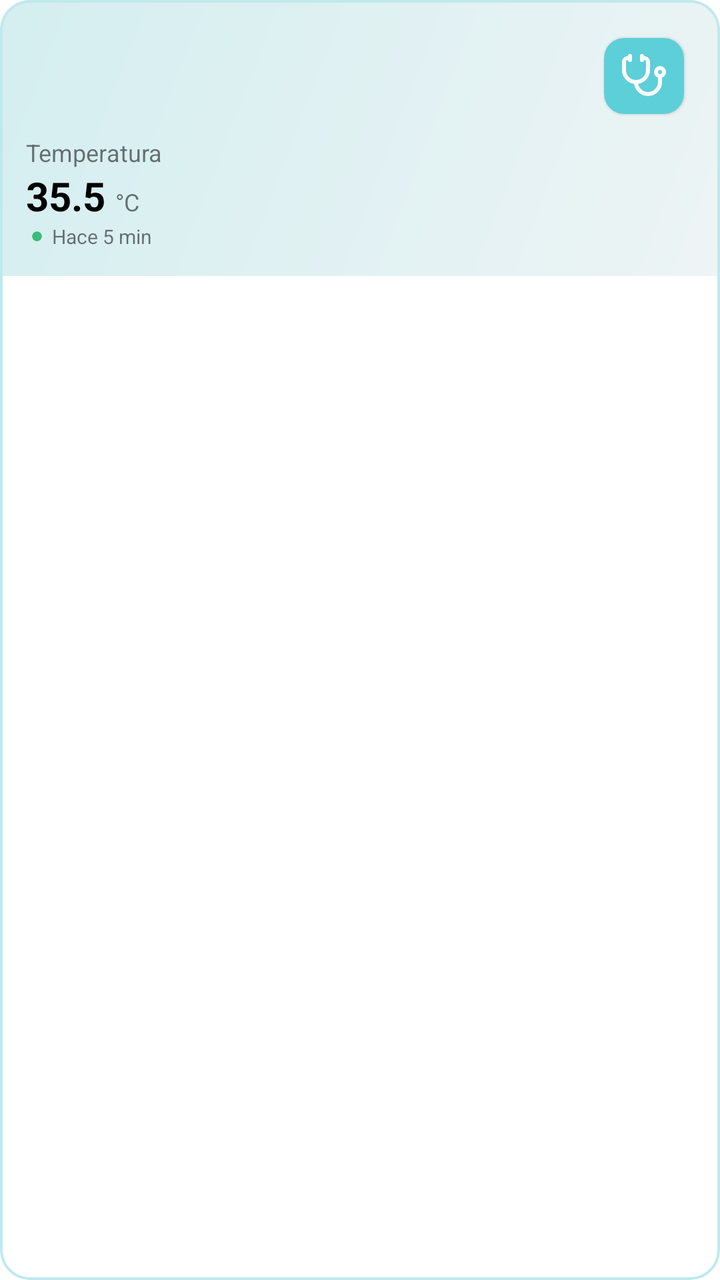
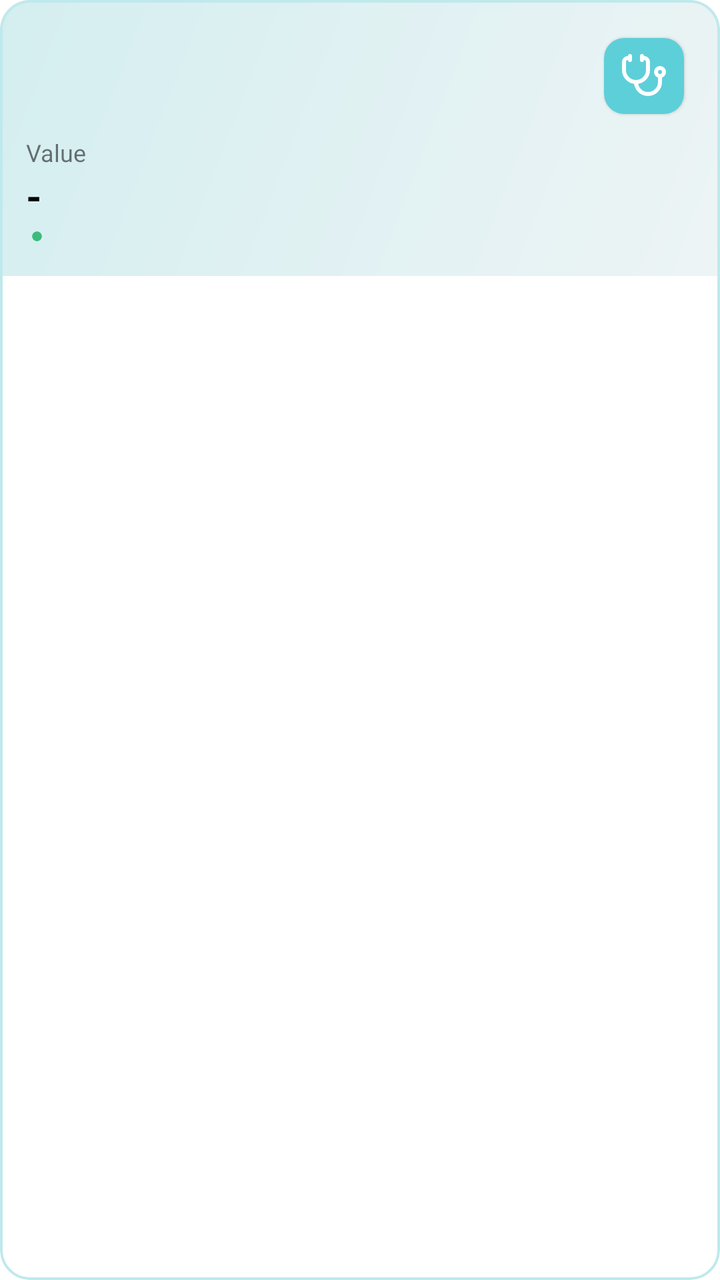

Before-and-after screenshots of an Android layout around one commit, followed by the original layout XML and the change that was made.
<!-- AndroidManifest.xml: application theme Theme.MyHealthLife -->
<!-- res/layout/view_monitoring_health_card.xml -->
<?xml version="1.0" encoding="utf-8"?>
    <com.google.android.material.card.MaterialCardView
        xmlns:android="http://schemas.android.com/apk/res/android"
        xmlns:app="http://schemas.android.com/apk/res-auto"
        android:id="@+id/rootCard"
        android:layout_width="match_parent"
        android:layout_height="wrap_content"
        app:cardCornerRadius="15dp"
        app:strokeColor="@color/card_1_stroke"
        app:strokeWidth="1.2dp"
        app:cardElevation="0dp"
        android:elevation="0dp"
        app:cardUseCompatPadding="false">

        
        <LinearLayout
            android:id="@+id/container"
            android:layout_width="match_parent"
            android:layout_height="wrap_content"
            android:padding="13dp"
            android:orientation="vertical"
            android:background="@drawable/gradient_card_1">

            
            <LinearLayout
                android:layout_width="match_parent"
                android:layout_height="wrap_content"
                android:paddingBottom="5dp"
                android:gravity="end">
                <com.google.android.material.card.MaterialCardView
                    android:id="@+id/iconCard"
                    android:layout_width="50dp"
                    android:layout_height="50dp"
                    app:cardCornerRadius="10dp"
                    app:cardBackgroundColor="@color/card_1_icon"
                    app:cardUseCompatPadding="true">

                        <ImageView
                            android:id="@+id/icon"
                            android:padding="7dp"
                            android:layout_width="match_parent"
                            android:layout_height="match_parent"
                            android:src="@drawable/stethoscope"
                            app:tint="@color/white"/>


                </com.google.android.material.card.MaterialCardView>
            </LinearLayout>
            
            <TextView
                android:id="@+id/title"
                android:layout_width="wrap_content"
                android:layout_height="wrap_content"
                android:text="Temperatura"
                android:textSize="12sp"/>
            
            <LinearLayout
                android:layout_width="wrap_content"
                android:layout_height="wrap_content">
                
                <TextView
                    android:id="@+id/value"
                    android:layout_width="wrap_content"
                    android:layout_height="wrap_content"
                    android:text="35.5"
                    android:textColor="@color/black"
                    android:textStyle="bold"
                    android:textSize="20sp"/>
                
                <TextView
                    android:id="@+id/unit"
                    android:layout_width="wrap_content"
                    android:layout_height="wrap_content"
                    android:layout_marginLeft="5dp"
                    android:text="°C"
                    android:textSize="12sp"/>
            </LinearLayout>
            
            <LinearLayout
                android:layout_width="wrap_content"
                android:layout_height="wrap_content"
                android:gravity="center">
                
                <com.google.android.material.card.MaterialCardView
                    android:layout_width="5dp"
                    android:layout_height="5dp"
                    app:cardBackgroundColor="@color/green"
                    app:cardCornerRadius="100dp"
                    android:outlineSpotShadowColor="@color/transparent"
                    android:outlineAmbientShadowColor="@color/transparent"
                    android:layout_marginLeft="3dp"/>
                
                <TextView
                    android:id="@+id/time"
                    android:layout_width="wrap_content"
                    android:layout_height="wrap_content"
                    android:layout_marginLeft="5dp"
                    android:text="Hace 5 min"
                    android:textSize="10sp"/>
            </LinearLayout>

        </LinearLayout>

    </com.google.android.material.card.MaterialCardView>
<!-- resources referenced by this layout -->
<resources>
  <color name="black">#FF000000</color>
  <color name="card_1_icon">#5dcfd9</color>
  <color name="card_1_stroke">#bfe9ec</color>
  <color name="green">#3bbc7c</color>
  <color name="transparent">#00000000</color>
  <color name="white">#FFFFFFFF</color>
  <!-- drawable gradient_card_1 (drawable) -->
  <?xml version="1.0" encoding="utf-8"?>
  <shape xmlns:android="http://schemas.android.com/apk/res/android">
      <gradient
          android:type="linear"
          android:angle="315"
          android:startColor="#d4eef0"
          android:endColor="#edf4f5"
      />
  
      
      
  </shape>
  <!-- drawable stethoscope (drawable) -->
  <vector xmlns:android="http://schemas.android.com/apk/res/android"
      android:width="24dp"
      android:height="24dp"
      android:viewportWidth="24"
      android:viewportHeight="24">
    <path
        android:pathData="M11,2v2"
        android:strokeLineJoin="round"
        android:strokeWidth="2"
        android:fillColor="#00000000"
        android:strokeColor="#000"
        android:strokeLineCap="round"/>
    <path
        android:pathData="M5,2v2"
        android:strokeLineJoin="round"
        android:strokeWidth="2"
        android:fillColor="#00000000"
        android:strokeColor="#000"
        android:strokeLineCap="round"/>
    <path
        android:pathData="M5,3H4a2,2 0,0 0,-2 2v4a6,6 0,0 0,12 0V5a2,2 0,0 0,-2 -2h-1"
        android:strokeLineJoin="round"
        android:strokeWidth="2"
        android:fillColor="#00000000"
        android:strokeColor="#000"
        android:strokeLineCap="round"/>
    <path
        android:pathData="M8,15a6,6 0,0 0,12 0v-3"
        android:strokeLineJoin="round"
        android:strokeWidth="2"
        android:fillColor="#00000000"
        android:strokeColor="#000"
        android:strokeLineCap="round"/>
    <path
        android:pathData="M20,10m-2,0a2,2 0,1 1,4 0a2,2 0,1 1,-4 0"
        android:strokeLineJoin="round"
        android:strokeWidth="2"
        android:fillColor="#00000000"
        android:strokeColor="#000"
        android:strokeLineCap="round"/>
  </vector>
  <style name="Theme.MyHealthLife" parent="Theme.MaterialComponents.Light.NoActionBar">
          <item name="android:statusBarColor">@color/white</item>
          <item name="android:windowLightStatusBar">true</item>
          <item name="android:windowTranslucentNavigation">false</item>
          <item name="android:windowFullscreen">false</item>
      </style>
</resources>

<!-- the commit's change to res/layout/view_monitoring_health_card.xml (unified diff, before → after) -->
@@ -51,7 +51,7 @@
                 android:id="@+id/title"
                 android:layout_width="wrap_content"
                 android:layout_height="wrap_content"
-                android:text="Temperatura"
+                android:text="Value"
                 android:textSize="12sp"/>
             
             <LinearLayout
@@ -62,7 +62,7 @@
                     android:id="@+id/value"
                     android:layout_width="wrap_content"
                     android:layout_height="wrap_content"
-                    android:text="35.5"
+                    android:text="-"
                     android:textColor="@color/black"
                     android:textStyle="bold"
                     android:textSize="20sp"/>
@@ -72,7 +72,7 @@
                     android:layout_width="wrap_content"
                     android:layout_height="wrap_content"
                     android:layout_marginLeft="5dp"
-                    android:text="°C"
+                    android:text=""
                     android:textSize="12sp"/>
             </LinearLayout>
             
@@ -95,7 +95,7 @@
                     android:layout_width="wrap_content"
                     android:layout_height="wrap_content"
                     android:layout_marginLeft="5dp"
-                    android:text="Hace 5 min"
+                    android:text=""
                     android:textSize="10sp"/>
             </LinearLayout>
 
